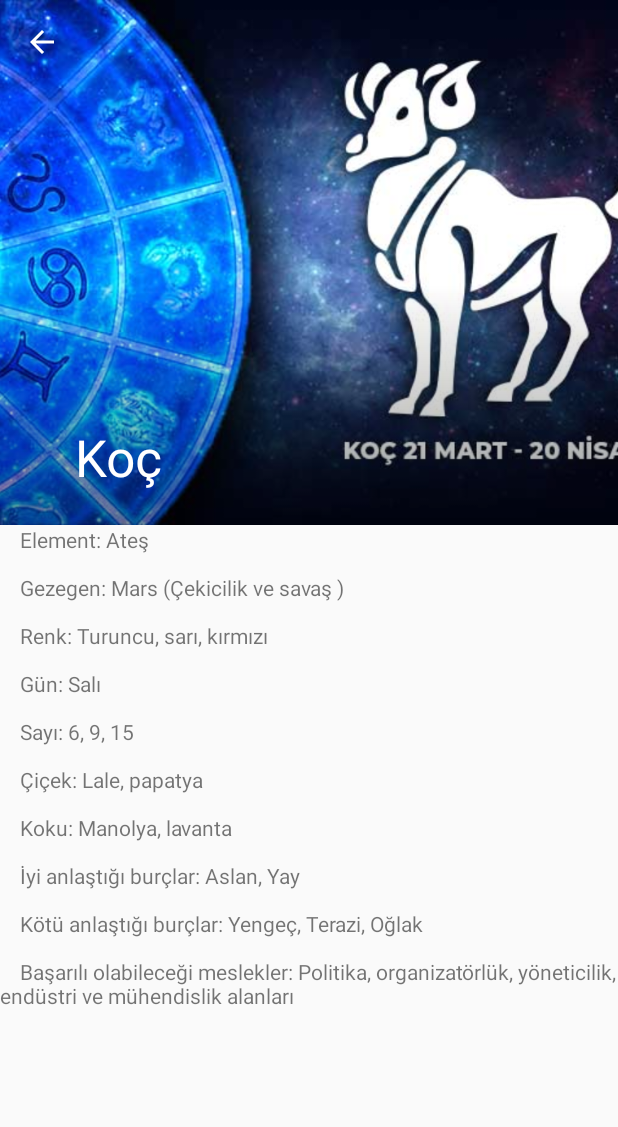
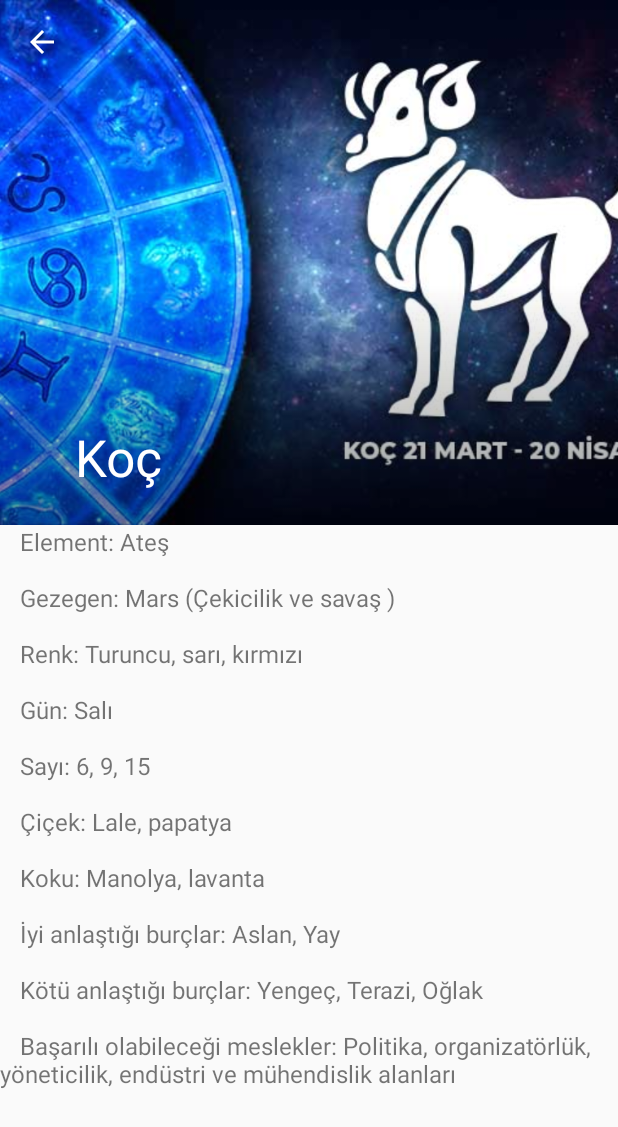
Before and after one commit to yunusbedir/BurcRehberi, an Android app: the screen it shows after launch (DetayActivity), after a tap on "Koç", on a phone screen of 412 x 824 dp. Shown: the top 1127 px of the screen. Run offline under Robolectric (Android 15) with nearby library versions, the phone set to English and light mode, and no system bars; libraries missing offline, so code that uses them is left out: android.support.v7; 1 statement that could not run was skipped.

Commit message:
ufak dokunuşlar

```diff
--- a/app/src/main/res/layout/activity_detay.xml
+++ b/app/src/main/res/layout/activity_detay.xml
@@ -60,7 +60,9 @@
             <TextView
                     android:layout_width="wrap_content"
                     android:layout_height="wrap_content"
-            android:id="@+id/tvBurcOzellikleri"/>
+                    android:id="@+id/tvBurcOzellikleri"
+                    android:textSize="16sp"
+            />
         </LinearLayout>
     </android.support.v4.widget.NestedScrollView>
 
--- a/app/src/main/res/layout/activity_splash.xml
+++ b/app/src/main/res/layout/activity_splash.xml
@@ -21,8 +21,8 @@
             app:ball_from_size="10dp"
             app:ball_to_size="20dp"
             app:animationGenerators="@array/BubbleAnimations"
-            app:side_to_side_min_duration="10000"
-            app:side_to_side_max_duration="10000"
+            app:side_to_side_min_duration="1000"
+            app:side_to_side_max_duration="5000"
             app:side_to_side_direction="leftToRight"
             app:shake_direction="vertical"
             app:shake_min_duration="10000"
```
